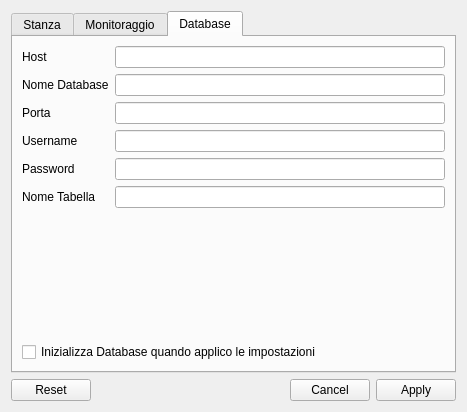
Before: the Qt Designer form RoomMonitor/windows/settings.ui in PieroMacaluso/RoomMonitor, drawn with Qt 5.
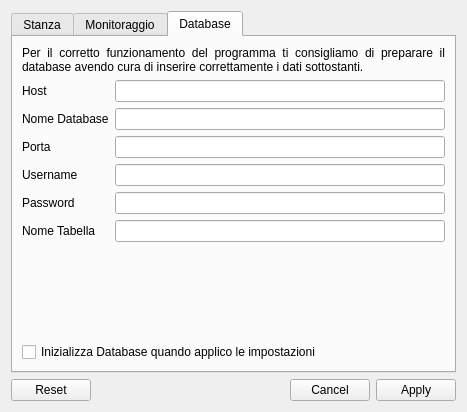
After: the same form once the commit is applied. The open tabs and pages were chosen to show the change.

Patch:
```diff
--- a/RoomMonitor/windows/settings.ui
+++ b/RoomMonitor/windows/settings.ui
@@ -171,7 +171,20 @@
       <attribute name="title">
        <string>Database</string>
       </attribute>
-      <layout class="QVBoxLayout" name="verticalLayout">
+      <layout class="QVBoxLayout" name="verticalLayout" stretch="0,1,0">
+       <item>
+        <widget class="QLabel" name="label">
+         <property name="text">
+          <string>Per il corretto funzionamento del programma ti consigliamo di preparare il database avendo cura di inserire correttamente i dati sottostanti.</string>
+         </property>
+         <property name="alignment">
+          <set>Qt::AlignJustify|Qt::AlignVCenter</set>
+         </property>
+         <property name="wordWrap">
+          <bool>true</bool>
+         </property>
+        </widget>
+       </item>
        <item>
         <layout class="QFormLayout" name="formLayout_3">
          <item row="0" column="0">
```
Left out of the diff: 50 changed lines with no effect on the pictures.
